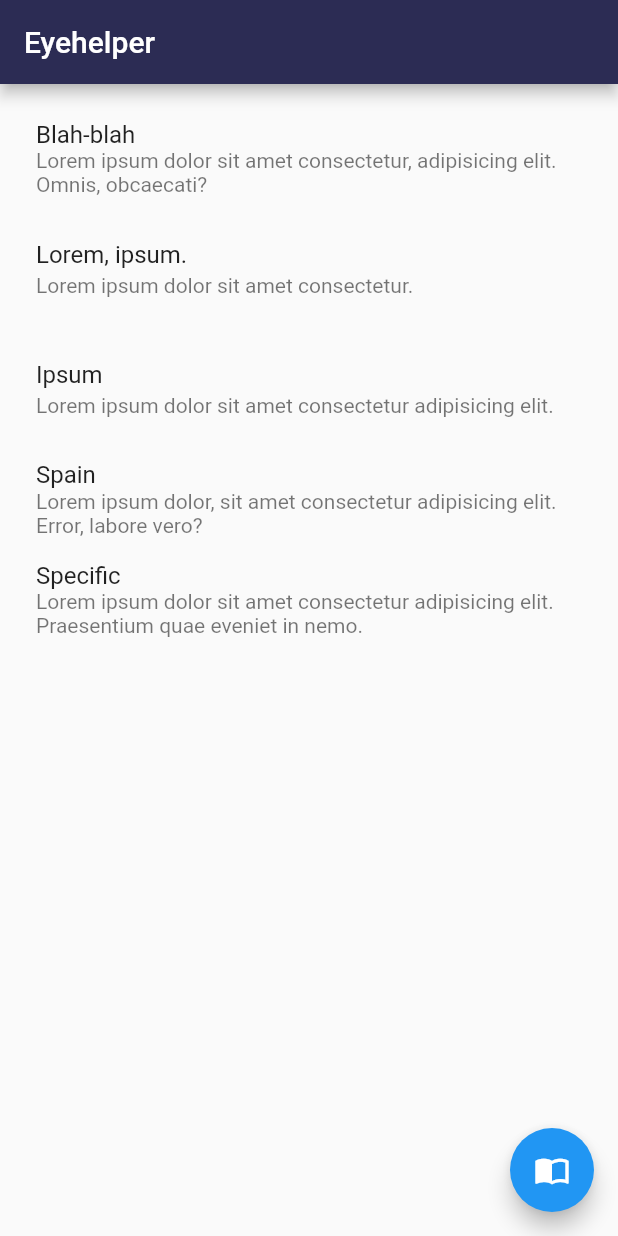
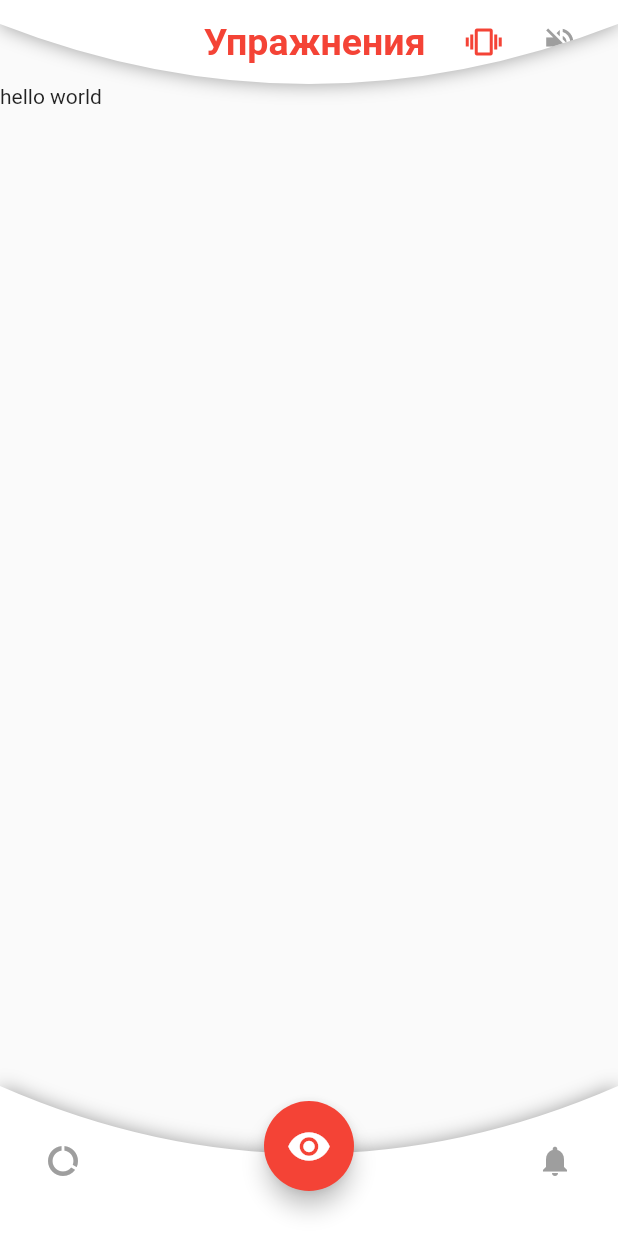
Before and after one commit to mdusafp/eyehelper, a Flutter app: the screen it shows after launch, on a phone screen of 412 x 824 dp. Run offline on Flutter 3.47's test engine with Material 2 defaults, Android fonts, the light colour scheme and no system bars.

Commit message:
move toolbar to appbar, remove mock list

```diff
--- /dev/null
+++ b/lib/src/enums/screens.enum.dart
@@ -0,0 +1,5 @@
+enum Screens {
+  main,
+  statistic,
+  notification,
+}
--- a/lib/src/item.dart
+++ /dev/null
@@ -1,15 +0,0 @@
-class Item {
-  final String name;
-  final String description;
-  final bool liked;
-
-  const Item({ this.name, this.description, this.liked });
-}
-
-final items = [
-  new Item(name: 'Blah-blah', description: 'Lorem ipsum dolor sit amet consectetur, adipisicing elit. Omnis, obcaecati?', liked: false),
-  new Item(name: 'Lorem, ipsum.', description: 'Lorem ipsum dolor sit amet consectetur.', liked: true),
-  new Item(name: 'Ipsum', description: 'Lorem ipsum dolor sit amet consectetur adipisicing elit.', liked: false),
-  new Item(name: 'Spain', description: 'Lorem ipsum dolor, sit amet consectetur adipisicing elit. Error, labore vero?', liked: false),
-  new Item(name: 'Specific', description: 'Lorem ipsum dolor sit amet consectetur adipisicing elit. Praesentium quae eveniet in nemo.', liked: true),
-];
--- a/lib/src/screens/home_screen.dart
+++ b/lib/src/screens/home_screen.dart
@@ -1,42 +1,41 @@
+import 'package:eyehelper/src/widgets/bootombar.dart';
+import 'package:eyehelper/src/widgets/toolbar.dart';
 import 'package:flutter/material.dart';
-import 'package:eyehelper/src/item.dart';
 
 class HomeScreen extends StatefulWidget {
   _HomeScreenState createState() => _HomeScreenState();
 }
 
 class _HomeScreenState extends State<HomeScreen> {
-  final List<Item> _items = items;
+  Widget content = Text('hello world');
 
   @override
   Widget build(BuildContext context) {
     return Scaffold(
       appBar: AppBar(
-        title: Text('Eyehelper'),
+        elevation: 0.0,
+        automaticallyImplyLeading: false,
+        backgroundColor: Colors.transparent,
+        flexibleSpace: ToolbarWavy(title: "Упражнения"),
       ),
-      body: Container(
-        child: Padding(
-          padding: const EdgeInsets.only(top: 16.0),
-          child: Column(
-            children: _items.map(_buildItem).toList(),
-          ),
-        ),
-      ),
-      floatingActionButton: FloatingActionButton(
-        onPressed: () {
-          Navigator.of(context).pushNamed('/profile');
+      body: content,
+      bottomNavigationBar: BottomWavy(
+        onEyePress: () {
+          setState(() {
+            content = Text('Eye');
+          });
         },
-        child: Icon(Icons.import_contacts),
+        onStatisticsPress: () {
+          setState(() {
+            content = Text('Statistic');
+          });
+        },
+        onNotificationPress: () {
+          setState(() {
+            content = Text('Notifications');
+          });
+        },
       ),
     );
   }
-
-  Widget _buildItem(Item item) => Padding(
-        padding: const EdgeInsets.symmetric(horizontal: 8.0, vertical: 4.0),
-        child: ListTile(
-          title: Text(item.name),
-          subtitle: Text(item.description),
-          onTap: () {},
-        ),
-      );
 }
--- a/lib/src/custom_elements/bootombar.dart
+++ b/lib/src/widgets/bootombar.dart
@@ -1,15 +1,27 @@
-import 'package:eyehelper/src/custom_elements/clip_shadow_path.dart';
+import 'package:eyehelper/src/enums/screens.enum.dart';
+import 'package:eyehelper/src/widgets/clip_shadow_path.dart';
 import 'package:flutter/material.dart';
 
 class BottomWavy extends StatefulWidget {
-  BottomWavy({Key key, this.onBottomBarTap}) : super(key: key);
+  BottomWavy({
+    Key key,
+    this.onEyePress,
+    this.onStatisticsPress,
+    this.onNotificationPress,
+  }) : super(key: key);
 
-  final Function onBottomBarTap;
+  final Function onEyePress;
+  final Function onStatisticsPress;
+  final Function onNotificationPress;
 
   _BottomWavyState createState() => _BottomWavyState();
 }
 
 class _BottomWavyState extends State<BottomWavy> {
+  final double eyeWidth = 60.0;
+  final double eyeHeight = 60.0;
+  Screens selectedScreen = Screens.main;
+
   @override
   Widget build(BuildContext context) {
     return Stack(
@@ -26,12 +38,28 @@ class _BottomWavyState extends State<BottomWavy> {
                 mainAxisAlignment: MainAxisAlignment.spaceBetween,
                 children: <Widget>[
                   InkWell(
-                    onTap: () => widget.onBottomBarTap(1),
-                    child: Icon(Icons.settings, color: Colors.grey),
+                    onTap: () {
+                      selectedScreen = Screens.statistic;
+                      widget.onStatisticsPress();
+                    },
+                    child: Icon(
+                      Icons.data_usage,
+                      color: selectedScreen == Screens.statistic
+                          ? Colors.red
+                          : Colors.grey,
+                    ),
                   ),
                   InkWell(
-                    onTap: () => widget.onBottomBarTap(2),
-                    child: Icon(Icons.notifications, color: Colors.grey),
+                    onTap: () {
+                      selectedScreen = Screens.notification;
+                      widget.onNotificationPress();
+                    },
+                    child: Icon(
+                      Icons.notifications,
+                      color: selectedScreen == Screens.notification
+                          ? Colors.red
+                          : Colors.grey,
+                    ),
                   ),
                 ],
               ),
@@ -40,8 +68,7 @@ class _BottomWavyState extends State<BottomWavy> {
         ),
         Positioned(
           bottom: 0.0,
-          // TODO: refactor allWidth / 2 - circleWidth / 2
-          left: MediaQuery.of(context).size.width / 2 - 30.0,
+          left: MediaQuery.of(context).size.width / 2 - eyeWidth / 2,
           child: Container(
             child: Padding(
               padding: EdgeInsets.only(bottom: 30.0),
@@ -51,21 +78,20 @@ class _BottomWavyState extends State<BottomWavy> {
                   mainAxisAlignment: MainAxisAlignment.spaceAround,
                   children: <Widget>[
                     Container(
-                      // TODO: move to var heigh and width
-                      height: 60.0,
-                      width: 60.0,
+                      height: eyeHeight,
+                      width: eyeWidth,
                       child: FittedBox(
                         child: FloatingActionButton(
                           backgroundColor: Colors.red,
+                          heroTag: 'mainBtn',
                           child: Icon(
                             Icons.remove_red_eye,
                             color: Colors.white,
                             size: 28.0,
                           ),
-                          heroTag: 'mainBtn',
                           onPressed: () {
-                            Scaffold.of(context)
-                                .showSnackBar(SnackBar(content: Text('123')));
+                            selectedScreen = Screens.main;
+                            widget.onEyePress();
                           },
                         ),
                       ),
--- a/lib/src/custom_elements/toolbar.dart
+++ b/lib/src/widgets/toolbar.dart
@@ -1,4 +1,4 @@
-import 'package:eyehelper/src/custom_elements/clip_shadow_path.dart';
+import 'package:eyehelper/src/widgets/clip_shadow_path.dart';
 import 'package:flutter/material.dart';
 
 class ToolbarWavy extends StatefulWidget {
```
Also changed, not shown: lib/src/screens/profile_screen.dart (+14 -6 lines), lib/src/widgets/clip_shadow_path.dart (renamed from lib/src/custom_elements/clip_shadow_path.dart).
